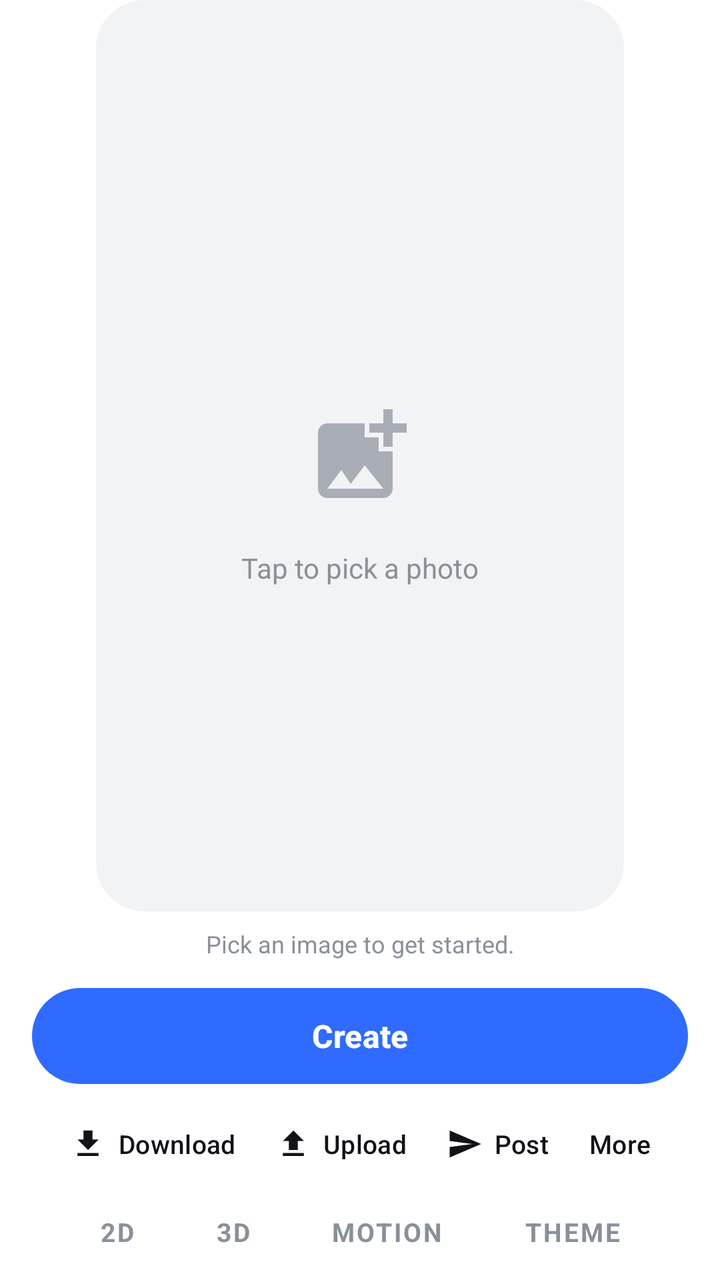
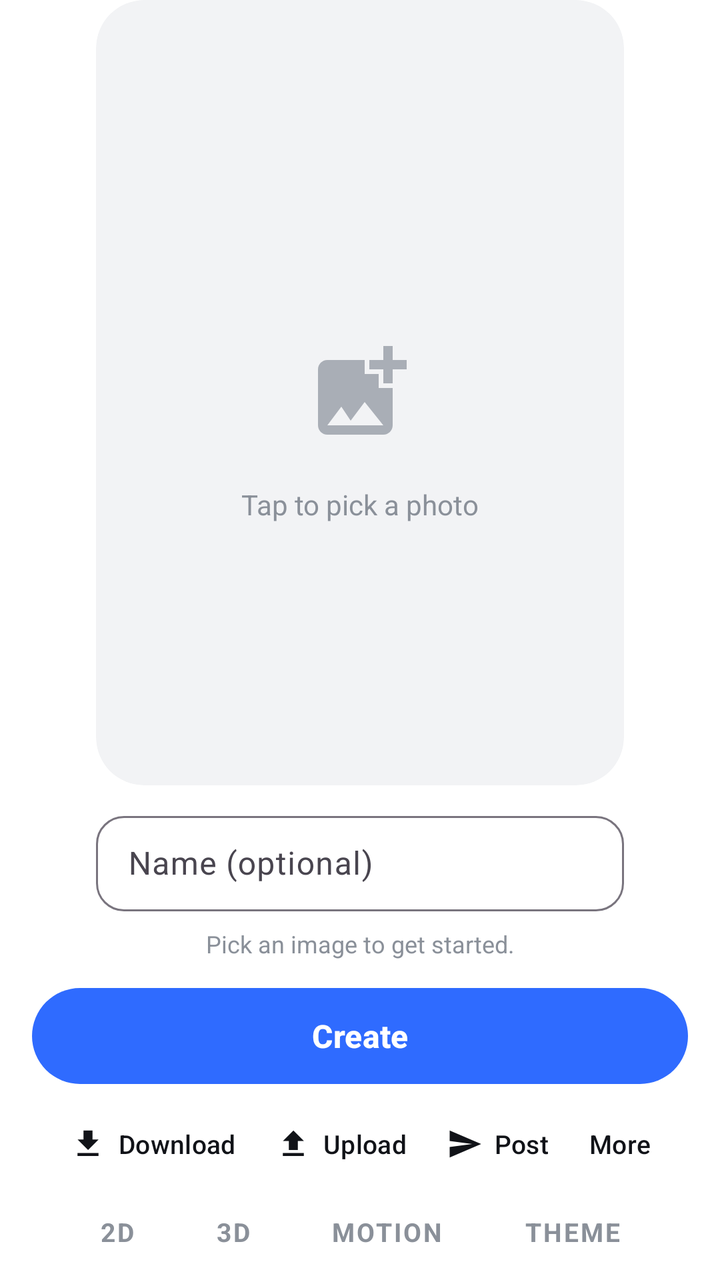

The first picture is an Android layout as it rendered before a commit; the second is the same layout after the commit. The layout source and the unified diff follow.
<!-- AndroidManifest.xml: application theme Theme.WallpaperCreator -->
<!-- res/layout/fragment_create.xml -->
<?xml version="1.0" encoding="utf-8"?>
<LinearLayout xmlns:android="http://schemas.android.com/apk/res/android"
    xmlns:app="http://schemas.android.com/apk/res-auto"
    android:layout_width="match_parent"
    android:layout_height="match_parent"
    android:orientation="vertical"
    android:paddingHorizontal="16dp">

    <com.google.android.material.card.MaterialCardView
        android:id="@+id/previewCard"
        android:layout_width="match_parent"
        android:layout_height="0dp"
        android:layout_marginHorizontal="32dp"
        android:layout_weight="1"
        app:cardBackgroundColor="@color/surface_muted"
        app:cardCornerRadius="24dp"
        app:cardElevation="0dp"
        app:strokeWidth="0dp">

        <ImageView
            android:id="@+id/preview"
            android:layout_width="match_parent"
            android:layout_height="match_parent"
            android:contentDescription="@string/preview"
            android:scaleType="center"
            android:src="@drawable/ic_add_photo" />

        <TextView
            android:id="@+id/previewHint"
            android:layout_width="wrap_content"
            android:layout_height="wrap_content"
            android:layout_gravity="center"
            android:layout_marginTop="56dp"
            android:text="@string/tap_to_pick"
            android:textColor="@color/text_secondary" />
    </com.google.android.material.card.MaterialCardView>

    <TextView
        android:id="@+id/status"
        android:layout_width="match_parent"
        android:layout_height="wrap_content"
        android:layout_marginTop="8dp"
        android:ellipsize="end"
        android:gravity="center"
        android:maxLines="1"
        android:text="@string/pick_first"
        android:textColor="@color/text_secondary"
        android:textSize="12sp" />

    <com.google.android.material.progressindicator.LinearProgressIndicator
        android:id="@+id/uploadProgress"
        android:layout_width="match_parent"
        android:layout_height="wrap_content"
        android:layout_marginTop="6dp"
        android:max="100"
        android:visibility="gone"
        app:trackCornerRadius="4dp" />

    <com.google.android.material.button.MaterialButton
        android:id="@+id/btnPrimary"
        style="@style/PrimaryPill"
        android:layout_marginTop="10dp"
        android:text="@string/create_action" />

    <LinearLayout
        android:layout_width="match_parent"
        android:layout_height="wrap_content"
        android:layout_marginTop="2dp"
        android:gravity="center"
        android:orientation="horizontal">

        <com.google.android.material.button.MaterialButton
            android:id="@+id/btnDownload"
            style="@style/QuietAction"
            android:text="@string/download"
            app:icon="@drawable/ic_download" />

        <com.google.android.material.button.MaterialButton
            android:id="@+id/btnUpload"
            style="@style/QuietAction"
            android:text="@string/upload"
            app:icon="@drawable/ic_upload" />

        <com.google.android.material.button.MaterialButton
            android:id="@+id/btnPost"
            style="@style/QuietAction"
            android:text="@string/post"
            app:icon="@drawable/ic_send" />

        <com.google.android.material.button.MaterialButton
            android:id="@+id/btnMore"
            style="@style/QuietAction"
            android:text="@string/more" />
    </LinearLayout>

    
    <LinearLayout
        android:id="@+id/modeStrip"
        android:layout_width="wrap_content"
        android:layout_height="wrap_content"
        android:layout_gravity="center_horizontal"
        android:layout_marginTop="4dp"
        android:layout_marginBottom="8dp"
        android:orientation="horizontal">

        <TextView
            android:id="@+id/mode2D"
            style="@style/ModeTab"
            android:text="@string/mode_2d" />

        <TextView
            android:id="@+id/modeFourD"
            style="@style/ModeTab"
            android:text="@string/mode_fourd" />

        <TextView
            android:id="@+id/modeMotion"
            style="@style/ModeTab"
            android:text="@string/mode_motion" />

        <TextView
            android:id="@+id/modeTheme"
            style="@style/ModeTab"
            android:text="@string/mode_theme" />
    </LinearLayout>
</LinearLayout>
<!-- resources referenced by this layout -->
<resources>
  <color name="surface_muted">#F2F3F5</color>
  <color name="text_secondary">#8A9099</color>
  <!-- drawable ic_add_photo (drawable) -->
  <vector xmlns:android="http://schemas.android.com/apk/res/android"
      android:width="56dp"
      android:height="56dp"
      android:tint="@color/text_tertiary"
      android:viewportWidth="24"
      android:viewportHeight="24">
      <path
          android:fillColor="#FF000000"
          android:pathData="M19,7v2.99s-1.99,0.01 -2,0L17,7h-3s0.01,-1.99 0,-2h3L17,2h2v3h3v2h-3zM16,11L16,8h-3L13,5L5,5c-1.1,0 -2,0.9 -2,2v12c0,1.1 0.9,2 2,2h12c1.1,0 2,-0.9 2,-2v-8h-3zM5,19l3,-4 2,3 3,-4 4,5L5,19z" />
  </vector>
  <!-- drawable ic_download (drawable) -->
  <vector xmlns:android="http://schemas.android.com/apk/res/android"
      android:width="24dp"
      android:height="24dp"
      android:viewportWidth="24"
      android:viewportHeight="24">
      <path
          android:fillColor="#FF000000"
          android:pathData="M19,9h-4V3H9v6H5l7,7 7,-7zM5,18v2h14v-2H5z" />
  </vector>
  <!-- drawable ic_send (drawable) -->
  <vector xmlns:android="http://schemas.android.com/apk/res/android"
      android:width="24dp"
      android:height="24dp"
      android:viewportWidth="24"
      android:viewportHeight="24">
      <path
          android:fillColor="#FF000000"
          android:pathData="M2.01,21L23,12 2.01,3 2,10l15,2 -15,2z" />
  </vector>
  <!-- drawable ic_upload (drawable) -->
  <vector xmlns:android="http://schemas.android.com/apk/res/android"
      android:width="24dp"
      android:height="24dp"
      android:viewportWidth="24"
      android:viewportHeight="24">
      <path
          android:fillColor="#FF000000"
          android:pathData="M9,16h6v-6h4l-7,-7 -7,7h4zM5,18h14v2H5z" />
  </vector>
  <string name="create_action">Create</string>
  <string name="download">Download</string>
  <string name="mode_2d">2D</string>
  <string name="mode_fourd">3D</string>
  <string name="mode_motion">MOTION</string>
  <string name="mode_theme">THEME</string>
  <string name="more">More</string>
  <string name="pick_first">Pick an image to get started.</string>
  <string name="post">Post</string>
  <string name="preview">2D preview</string>
  <string name="tap_to_pick">Tap to pick a photo</string>
  <string name="upload">Upload</string>
  <style name="PrimaryPill" parent="Widget.Material3.Button">
          <item name="android:layout_width">match_parent</item>
          <item name="android:layout_height">56dp</item>
          <item name="android:textSize">16sp</item>
          <item name="android:textStyle">bold</item>
          <item name="cornerRadius">28dp</item>
          <item name="backgroundTint">@color/brand_primary</item>
      </style>
  <color name="text_tertiary">#A9AEB6</color>
  <!-- drawable bg_mode_tab (drawable) -->
  <?xml version="1.0" encoding="utf-8"?>
  <selector xmlns:android="http://schemas.android.com/apk/res/android">
      <item android:state_selected="true">
          <shape android:shape="rectangle">
              <solid android:color="@color/inverse_surface" />
              <corners android:radius="16dp" />
          </shape>
      </item>
      <item>
          <shape android:shape="rectangle">
              <solid android:color="@android:color/transparent" />
              <corners android:radius="16dp" />
          </shape>
      </item>
  </selector>
  <color name="brand_primary">#2F6BFF</color>
  <color name="text_primary">#111318</color>
  <color name="brand_primary_soft">#E8EFFF</color>
  <color name="brand_secondary">#8E44FF</color>
  <color name="surface">#FFFFFF</color>
  <color name="inverse_surface">#111318</color>
  <!-- unchanged entries left out for length: 3 -->
</resources>

<!-- the commit's change to res/layout/fragment_create.xml (unified diff, before → after) -->
@@ -34,6 +34,31 @@
             android:text="@string/tap_to_pick"
             android:textColor="@color/text_secondary" />
     </com.google.android.material.card.MaterialCardView>
+
+    
+    <com.google.android.material.textfield.TextInputLayout
+        android:id="@+id/nameLayout"
+        style="@style/Widget.Material3.TextInputLayout.OutlinedBox.Dense"
+        android:layout_width="match_parent"
+        android:layout_height="wrap_content"
+        android:layout_marginHorizontal="32dp"
+        android:layout_marginTop="10dp"
+        android:hint="@string/creation_name"
+        app:boxCornerRadiusBottomEnd="14dp"
+        app:boxCornerRadiusBottomStart="14dp"
+        app:boxCornerRadiusTopEnd="14dp"
+        app:boxCornerRadiusTopStart="14dp"
+        app:endIconMode="clear_text">
+
+        <com.google.android.material.textfield.TextInputEditText
+            android:id="@+id/nameInput"
+            android:layout_width="match_parent"
+            android:layout_height="wrap_content"
+            android:imeOptions="actionDone"
+            android:inputType="textCapWords"
+            android:maxLength="40"
+            android:maxLines="1" />
+    </com.google.android.material.textfield.TextInputLayout>
 
     <TextView
         android:id="@+id/status"
<!-- resource entries referenced after the edit -->
@@ -44,6 +44,7 @@
           android:pathData="M9,16h6v-6h4l-7,-7 -7,7h4zM5,18h14v2H5z" />
   </vector>
   <string name="create_action">Create</string>
+  <string name="creation_name">Name (optional)</string>
   <string name="download">Download</string>
   <string name="mode_2d">2D</string>
   <string name="mode_fourd">3D</string>
